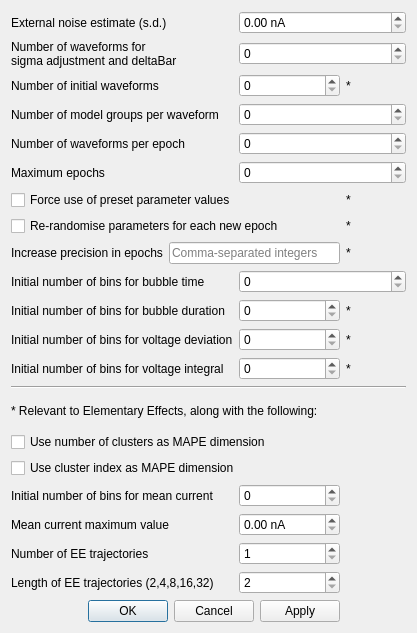
Before: the Qt Designer form src/gui/wavegendatadialog.ui in CompEphys-team/rtdo, drawn with Qt 5.
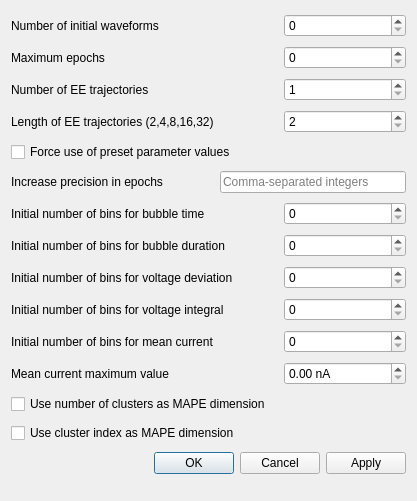
After: the same form once the commit is applied.

Commit message: Removed obsolete WavegenData settings, including rerandomiseParams

```diff
--- a/src/gui/wavegendatadialog.ui
+++ b/src/gui/wavegendatadialog.ui
@@ -7,284 +7,185 @@
     <x>0</x>
     <y>0</y>
     <width>417</width>
-    <height>633</height>
+    <height>501</height>
    </rect>
   </property>
   <property name="windowTitle">
    <string>Wavegen settings</string>
   </property>
   <layout class="QGridLayout" name="gridLayout">
-   <item row="11" column="2">
-    <widget class="QSpinBox" name="nBinsVoltageDeviation">
-     <property name="maximum">
-      <number>10000000</number>
-     </property>
-    </widget>
-   </item>
-   <item row="8" column="1" colspan="2">
-    <widget class="QLineEdit" name="precisionIncreaseEpochs">
-     <property name="placeholderText">
-      <string>Comma-separated integers</string>
-     </property>
-    </widget>
-   </item>
-   <item row="10" column="0" colspan="2">
+   <item row="7" column="0" colspan="2">
     <widget class="QLabel" name="label_8">
      <property name="text">
       <string>Initial number of bins for bubble duration</string>
      </property>
     </widget>
    </item>
-   <item row="8" column="0">
-    <widget class="QLabel" name="label_5">
-     <property name="text">
-      <string>Increase precision in epochs</string>
+   <item row="2" column="2" colspan="2">
+    <widget class="QSpinBox" name="nTrajectories">
+     <property name="minimum">
+      <number>1</number>
      </property>
     </widget>
    </item>
-   <item row="19" column="0" colspan="2">
-    <widget class="QLabel" name="label_21">
+   <item row="10" column="0">
+    <widget class="QLabel" name="label_14">
      <property name="text">
-      <string>Number of EE trajectories</string>
+      <string>Initial number of bins for mean current</string>
      </property>
     </widget>
    </item>
-   <item row="12" column="2">
-    <widget class="QSpinBox" name="nBinsVoltageIntegral">
-     <property name="maximum">
-      <number>10000000</number>
-     </property>
-    </widget>
-   </item>
-   <item row="10" column="3">
-    <widget class="QLabel" name="label_16">
-     <property name="text">
-      <string>*</string>
-     </property>
-    </widget>
-   </item>
-   <item row="11" column="3">
-    <widget class="QLabel" name="label_17">
-     <property name="text">
-      <string>*</string>
-     </property>
-    </widget>
-   </item>
-   <item row="12" column="3">
-    <widget class="QLabel" name="label_18">
-     <property name="text">
-      <string>*</string>
-     </property>
-    </widget>
-   </item>
-   <item row="8" column="3">
-    <widget class="QLabel" name="label_13">
-     <property name="text">
-      <string>*</string>
-     </property>
-    </widget>
-   </item>
-   <item row="13" column="0" colspan="4">
-    <widget class="Line" name="line">
-     <property name="orientation">
-      <enum>Qt::Horizontal</enum>
-     </property>
-    </widget>
-   </item>
-   <item row="0" column="0" colspan="2">
-    <widget class="QLabel" name="label_12">
-     <property name="text">
-      <string>External noise estimate (s.d.)</string>
-     </property>
-    </widget>
-   </item>
-   <item row="3" column="2" colspan="2">
-    <widget class="QSpinBox" name="nGroupsPerWave">
-     <property name="maximum">
-      <number>10000000</number>
-     </property>
-    </widget>
-   </item>
-   <item row="6" column="0" colspan="3">
-    <widget class="QCheckBox" name="useBaseParameters">
-     <property name="text">
-      <string>Force use of preset parameter values</string>
-     </property>
-    </widget>
-   </item>
-   <item row="3" column="0" colspan="2">
-    <widget class="QLabel" name="label_3">
-     <property name="text">
-      <string>Number of model groups per waveform</string>
-     </property>
-    </widget>
-   </item>
-   <item row="16" column="0" colspan="3">
-    <widget class="QCheckBox" name="mape_clusterIndex">
-     <property name="text">
-      <string>Use cluster index as MAPE dimension</string>
-     </property>
-    </widget>
-   </item>
-   <item row="4" column="2" colspan="2">
-    <widget class="QSpinBox" name="nWavesPerEpoch">
-     <property name="maximum">
-      <number>10000000</number>
-     </property>
-    </widget>
-   </item>
-   <item row="12" column="0" colspan="2">
-    <widget class="QLabel" name="label_10">
-     <property name="text">
-      <string>Initial number of bins for voltage integral</string>
-     </property>
-    </widget>
-   </item>
-   <item row="10" column="2">
-    <widget class="QSpinBox" name="nBinsBubbleDuration">
-     <property name="maximum">
-      <number>10000000</number>
-     </property>
-    </widget>
-   </item>
-   <item row="21" column="0" colspan="3">
-    <widget class="QDialogButtonBox" name="buttonBox">
-     <property name="orientation">
-      <enum>Qt::Horizontal</enum>
-     </property>
-     <property name="standardButtons">
-      <set>QDialogButtonBox::Apply|QDialogButtonBox::Cancel|QDialogButtonBox::Ok</set>
-     </property>
-    </widget>
-   </item>
-   <item row="2" column="0">
-    <widget class="QLabel" name="label_2">
-     <property name="text">
-      <string>Number of initial waveforms</string>
-     </property>
-    </widget>
-   </item>
-   <item row="5" column="0">
+   <item row="1" column="0">
     <widget class="QLabel" name="label_6">
      <property name="text">
       <string>Maximum epochs</string>
      </property>
     </widget>
    </item>
-   <item row="5" column="2" colspan="2">
-    <widget class="QSpinBox" name="maxIterations">
-     <property name="maximum">
-      <number>10000000</number>
-     </property>
-    </widget>
-   </item>
-   <item row="4" column="0" colspan="2">
-    <widget class="QLabel" name="label_4">
-     <property name="text">
-      <string>Number of waveforms per epoch</string>
-     </property>
-    </widget>
-   </item>
-   <item row="14" column="0" colspan="4">
-    <widget class="QLabel" name="label_20">
-     <property name="text">
-      <string>* Relevant to Elementary Effects, along with the following:</string>
-     </property>
-    </widget>
-   </item>
-   <item row="15" column="0" colspan="3">
+   <item row="12" column="0" colspan="4">
     <widget class="QCheckBox" name="mape_nClusters">
      <property name="text">
       <string>Use number of clusters as MAPE dimension</string>
      </property>
     </widget>
    </item>
-   <item row="19" column="2">
-    <widget class="QSpinBox" name="nTrajectories">
-     <property name="minimum">
-      <number>1</number>
-     </property>
-    </widget>
-   </item>
-   <item row="0" column="2" colspan="2">
-    <widget class="QDoubleSpinBox" name="noise_sd">
-     <property name="suffix">
-      <string> nA</string>
+   <item row="9" column="0" colspan="2">
+    <widget class="QLabel" name="label_10">
+     <property name="text">
+      <string>Initial number of bins for voltage integral</string>
      </property>
     </widget>
    </item>
    <item row="9" column="2" colspan="2">
+    <widget class="QSpinBox" name="nBinsVoltageIntegral">
+     <property name="maximum">
+      <number>10000000</number>
+     </property>
+    </widget>
+   </item>
+   <item row="5" column="1" colspan="3">
+    <widget class="QLineEdit" name="precisionIncreaseEpochs">
+     <property name="placeholderText">
+      <string>Comma-separated integers</string>
+     </property>
+    </widget>
+   </item>
+   <item row="1" column="2" colspan="2">
+    <widget class="QSpinBox" name="maxIterations">
+     <property name="maximum">
+      <number>10000000</number>
+     </property>
+    </widget>
+   </item>
+   <item row="5" column="0">
+    <widget class="QLabel" name="label_5">
+     <property name="text">
+      <string>Increase precision in epochs</string>
+     </property>
+    </widget>
+   </item>
+   <item row="7" column="2" colspan="2">
+    <widget class="QSpinBox" name="nBinsBubbleDuration">
+     <property name="maximum">
+      <number>10000000</number>
+     </property>
+    </widget>
+   </item>
+   <item row="6" column="2" colspan="2">
     <widget class="QSpinBox" name="nBinsBubbleTime">
      <property name="maximum">
       <number>10000000</number>
      </property>
     </widget>
    </item>
-   <item row="2" column="3">
-    <widget class="QLabel" name="label_15">
-     <property name="text">
-      <string>*</string>
+   <item row="10" column="2" colspan="2">
+    <widget class="QSpinBox" name="nBinsMeanCurrent">
+     <property name="maximum">
+      <number>10000000</number>
      </property>
     </widget>
    </item>
-   <item row="11" column="0" colspan="2">
+   <item row="8" column="0" colspan="2">
     <widget class="QLabel" name="label_9">
      <property name="text">
       <string>Initial number of bins for voltage deviation</string>
      </property>
     </widget>
    </item>
-   <item row="6" column="3">
-    <widget class="QLabel" name="label_19">
+   <item row="0" column="0">
+    <widget class="QLabel" name="label_2">
      <property name="text">
-      <string>*</string>
+      <string>Number of initial waveforms</string>
      </property>
     </widget>
    </item>
-   <item row="9" column="0" colspan="2">
+   <item row="6" column="0" colspan="2">
     <widget class="QLabel" name="label_7">
      <property name="text">
       <string>Initial number of bins for bubble time</string>
      </property>
     </widget>
    </item>
-   <item row="20" column="0" colspan="2">
+   <item row="11" column="0">
+    <widget class="QLabel" name="label_23">
+     <property name="text">
+      <string>Mean current maximum value</string>
+     </property>
+    </widget>
+   </item>
+   <item row="2" column="0">
+    <widget class="QLabel" name="label_21">
+     <property name="text">
+      <string>Number of EE trajectories</string>
+     </property>
+    </widget>
+   </item>
+   <item row="8" column="2" colspan="2">
+    <widget class="QSpinBox" name="nBinsVoltageDeviation">
+     <property name="maximum">
+      <number>10000000</number>
+     </property>
+    </widget>
+   </item>
+   <item row="3" column="0">
     <widget class="QLabel" name="label_22">
      <property name="text">
       <string>Length of EE trajectories (2,4,8,16,32)</string>
      </property>
     </widget>
    </item>
-   <item row="1" column="2" colspan="2">
-    <widget class="QSpinBox" name="numSigmaAdjustWaveforms">
-     <property name="maximum">
-      <number>10000000</number>
-     </property>
-    </widget>
-   </item>
-   <item row="1" column="0" colspan="2">
-    <widget class="QLabel" name="label">
+   <item row="13" column="0" colspan="4">
+    <widget class="QCheckBox" name="mape_clusterIndex">
      <property name="text">
-      <string>Number of waveforms for
-sigma adjustment and deltaBar</string>
+      <string>Use cluster index as MAPE dimension</string>
      </property>
     </widget>
    </item>
-   <item row="2" column="2">
+   <item row="0" column="2" colspan="2">
     <widget class="QSpinBox" name="nInitialWaves">
      <property name="maximum">
       <number>10000000</number>
      </property>
     </widget>
    </item>
-   <item row="7" column="3">
-    <widget class="QLabel" name="label_11">
+   <item row="11" column="2" colspan="2">
+    <widget class="QDoubleSpinBox" name="meanCurrent_max">
+     <property name="suffix">
+      <string> nA</string>
+     </property>
+     <property name="maximum">
+      <double>1000000.000000000000000</double>
+     </property>
+    </widget>
+   </item>
+   <item row="4" column="0" colspan="4">
+    <widget class="QCheckBox" name="useBaseParameters">
      <property name="text">
-      <string>*</string>
+      <string>Force use of preset parameter values</string>
      </property>
     </widget>
    </item>
-   <item row="20" column="2">
+   <item row="3" column="2" colspan="2">
     <widget class="QSpinBox" name="trajectoryLength">
      <property name="minimum">
       <number>2</number>
@@ -294,41 +195,13 @@
      </property>
     </widget>
    </item>
-   <item row="7" column="0" colspan="3">
-    <widget class="QCheckBox" name="rerandomiseParameters">
-     <property name="text">
-      <string>Re-randomise parameters for each new epoch</string>
+   <item row="19" column="0" colspan="4">
+    <widget class="QDialogButtonBox" name="buttonBox">
+     <property name="orientation">
+      <enum>Qt::Horizontal</enum>
      </property>
-    </widget>
-   </item>
-   <item row="17" column="0" colspan="2">
-    <widget class="QLabel" name="label_14">
-     <property name="text">
-      <string>Initial number of bins for mean current</string>
-     </property>
-    </widget>
-   </item>
-   <item row="17" column="2">
-    <widget class="QSpinBox" name="nBinsMeanCurrent">
-     <property name="maximum">
-      <number>10000000</number>
-     </property>
-    </widget>
-   </item>
-   <item row="18" column="0" colspan="2">
-    <widget class="QLabel" name="label_23">
-     <property name="text">
-      <string>Mean current maximum value</string>
-     </property>
-    </widget>
-   </item>
-   <item row="18" column="2">
-    <widget class="QDoubleSpinBox" name="meanCurrent_max">
-     <property name="suffix">
-      <string> nA</string>
-     </property>
-     <property name="maximum">
-      <double>1000000.000000000000000</double>
+     <property name="standardButtons">
+      <set>QDialogButtonBox::Apply|QDialogButtonBox::Cancel|QDialogButtonBox::Ok</set>
      </property>
     </widget>
    </item>
```
The commit also changes 6 other files.
